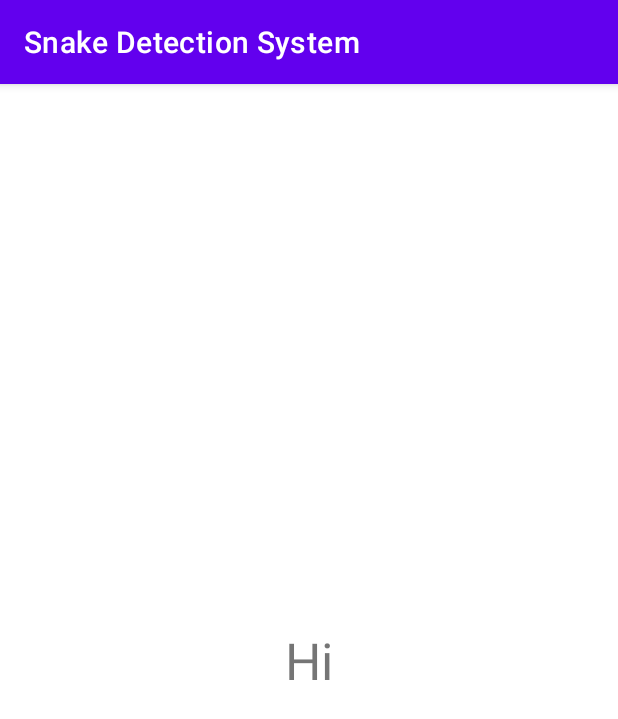
After one commit to Dineshlahi/Snake-Detection-Systems, an Android app: the MainActivity2 screen opened directly, with no data from a screen before it, on a phone screen of 412 x 824 dp. The commit adds this screen. Shown: the top 719 px of the screen. Run offline under Robolectric (Android 15) with nearby library versions, the phone set to English and light mode, and no system bars.

Commit message:
start page

```diff
--- a/app/src/main/AndroidManifest.xml
+++ b/app/src/main/AndroidManifest.xml
@@ -12,6 +12,9 @@
         android:theme="@style/Theme.SnakeDetectionSystem"
         tools:targetApi="31">
         <activity
+            android:name=".MainActivity2"
+            android:exported="false" />
+        <activity
             android:name=".MainActivity"
             android:exported="true">
             <intent-filter>
--- /dev/null
+++ b/app/src/main/java/com/example/snakedetectionsystem/MainActivity2.java
@@ -0,0 +1,14 @@
+package com.example.snakedetectionsystem;
+
+import androidx.appcompat.app.AppCompatActivity;
+
+import android.os.Bundle;
+
+public class MainActivity2 extends AppCompatActivity {
+
+    @Override
+    protected void onCreate(Bundle savedInstanceState) {
+        super.onCreate(savedInstanceState);
+        setContentView(R.layout.activity_main2);
+    }
+}
--- /dev/null
+++ b/app/src/main/res/layout/activity_main2.xml
@@ -0,0 +1,19 @@
+<?xml version="1.0" encoding="utf-8"?>
+<androidx.constraintlayout.widget.ConstraintLayout xmlns:android="http://schemas.android.com/apk/res/android"
+    xmlns:app="http://schemas.android.com/apk/res-auto"
+    xmlns:tools="http://schemas.android.com/tools"
+    android:layout_width="match_parent"
+    android:layout_height="match_parent"
+    tools:context=".MainActivity2">
+
+    <TextView
+        android:id="@+id/textView1"
+        android:layout_width="wrap_content"
+        android:layout_height="wrap_content"
+        android:text="Hi"
+        android:textSize="34sp"
+        app:layout_constraintBottom_toBottomOf="parent"
+        app:layout_constraintEnd_toEndOf="parent"
+        app:layout_constraintStart_toStartOf="parent"
+        app:layout_constraintTop_toTopOf="parent" />
+</androidx.constraintlayout.widget.ConstraintLayout>
```
Also changed, not shown: app/src/main/java/com/example/snakedetectionsystem/MainActivity.java (+17 -0 lines).
